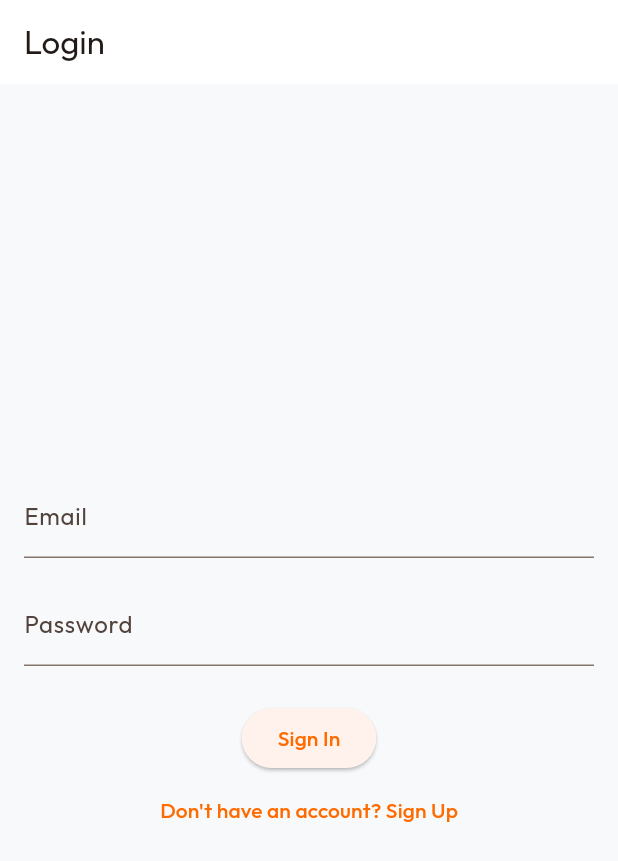
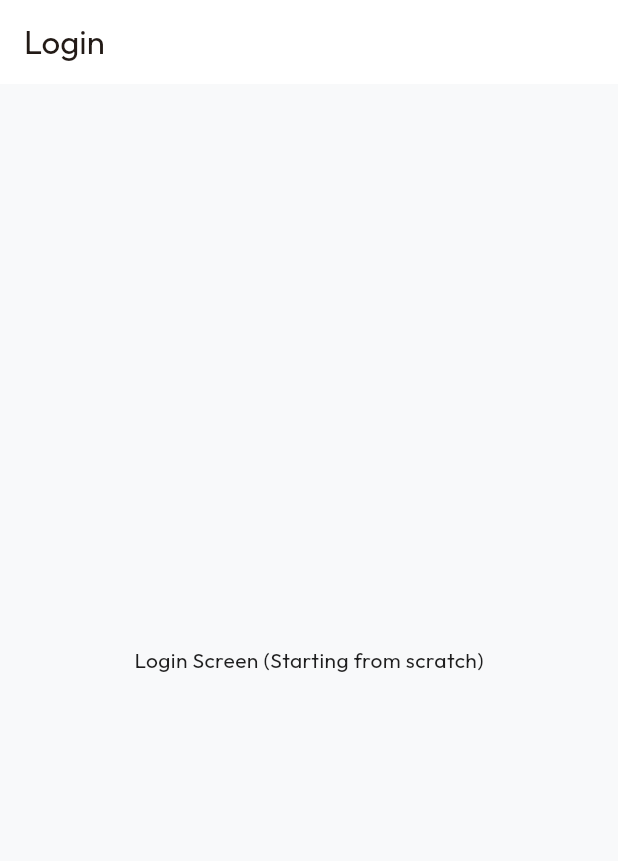
Before and after one commit to Hassan2317/Kabaza-Mw, a Flutter app: the screen it shows after launch, on a phone screen of 412 x 824 dp. Shown: the top 861 px of the screen. Run offline on Flutter 3.47's test engine with Material 3 defaults, Android fonts, the phone set to English and light mode, and no system bars; our stand-ins replace flutter_riverpod, google_fonts.

Commit message:
have completely removed everything related to Firebase from your Kabaza project

```diff
--- a/lib/auth/auth_gate.dart
+++ /dev/null
@@ -1,29 +0,0 @@
-import 'package:flutter/material.dart';
-import 'package:flutter_riverpod/flutter_riverpod.dart';
-import 'auth_service.dart';
-import 'login_screen.dart';
-import 'role_selection_screen.dart';
-
-class AuthGate extends ConsumerWidget {
-  const AuthGate({super.key});
-
-  @override
-  Widget build(BuildContext context, WidgetRef ref) {
-    final authStateAsync = ref.watch(authStateChangesProvider);
-
-    return authStateAsync.when(
-      data: (user) {
-        if (user != null) {
-          return const RoleSelectionScreen();
-        }
-        return const LoginScreen();
-      },
-      loading: () => const Scaffold(
-        body: Center(child: CircularProgressIndicator()),
-      ),
-      error: (e, trace) => Scaffold(
-        body: Center(child: Text('Authentication error: ${e.toString()}')),
-      ),
-    );
-  }
-}
--- a/lib/auth/auth_service.dart
+++ /dev/null
@@ -1,33 +0,0 @@
-import 'package:firebase_auth/firebase_auth.dart';
-import 'package:flutter_riverpod/flutter_riverpod.dart';
-
-final firebaseAuthProvider = Provider<FirebaseAuth>((ref) {
-  return FirebaseAuth.instance;
-});
-
-final authServiceProvider = Provider<AuthService>((ref) {
-  return AuthService(ref.watch(firebaseAuthProvider));
-});
-
-final authStateChangesProvider = StreamProvider<User?>((ref) {
-  return ref.watch(authServiceProvider).authStateChanges;
-});
-
-class AuthService {
-  final FirebaseAuth _firebaseAuth;
-  AuthService(this._firebaseAuth);
-
-  Stream<User?> get authStateChanges => _firebaseAuth.authStateChanges();
-
-  Future<void> signInWithEmailAndPassword(String email, String password) async {
-    await _firebaseAuth.signInWithEmailAndPassword(email: email, password: password);
-  }
-
-  Future<void> signUpWithEmailAndPassword(String email, String password) async {
-    await _firebaseAuth.createUserWithEmailAndPassword(email: email, password: password);
-  }
-
-  Future<void> signOut() async {
-    await _firebaseAuth.signOut();
-  }
-}
--- a/lib/auth/login_screen.dart
+++ b/lib/auth/login_screen.dart
@@ -1,89 +1,19 @@
 import 'package:flutter/material.dart';
-import 'package:flutter_riverpod/flutter_riverpod.dart';
-import 'auth_service.dart';
-import 'role_selection_screen.dart';
 
-class LoginScreen extends ConsumerStatefulWidget {
+class LoginScreen extends StatefulWidget {
   const LoginScreen({super.key});
 
   @override
-  ConsumerState<LoginScreen> createState() => _LoginScreenState();
+  State<LoginScreen> createState() => _LoginScreenState();
 }
 
-class _LoginScreenState extends ConsumerState<LoginScreen> {
-  final _emailController = TextEditingController();
-  final _passwordController = TextEditingController();
-  bool _isLoading = false;
-  bool _isSignUp = false;
-
-  Future<void> _submit() async {
-    setState(() => _isLoading = true);
-    try {
-      if (_isSignUp) {
-        await ref.read(authServiceProvider).signUpWithEmailAndPassword(
-              _emailController.text,
-              _passwordController.text,
-            );
-      } else {
-        await ref.read(authServiceProvider).signInWithEmailAndPassword(
-              _emailController.text,
-              _passwordController.text,
-            );
-      }
-
-      if (mounted) {
-        Navigator.of(context).pushReplacement(
-          MaterialPageRoute(builder: (_) => const RoleSelectionScreen()),
-        );
-      }
-    } catch (e) {
-      if (mounted) {
-        ScaffoldMessenger.of(context).showSnackBar(
-          SnackBar(content: Text(e.toString())),
-        );
-      }
-    } finally {
-      if (mounted) setState(() => _isLoading = false);
-    }
-  }
-
+class _LoginScreenState extends State<LoginScreen> {
   @override
   Widget build(BuildContext context) {
     return Scaffold(
-      appBar: AppBar(title: Text(_isSignUp ? 'Sign Up' : 'Login')),
-      body: Padding(
-        padding: const EdgeInsets.all(16.0),
-        child: Column(
-          mainAxisAlignment: MainAxisAlignment.center,
-          children: [
-            TextField(
-              controller: _emailController,
-              decoration: const InputDecoration(labelText: 'Email'),
-              keyboardType: TextInputType.emailAddress,
-            ),
-            const SizedBox(height: 16),
-            TextField(
-              controller: _passwordController,
-              decoration: const InputDecoration(labelText: 'Password'),
-              obscureText: true,
-            ),
-            const SizedBox(height: 24),
-            _isLoading
-                ? const CircularProgressIndicator()
-                : ElevatedButton(
-                    onPressed: _submit,
-                    child: Text(_isSignUp ? 'Register' : 'Sign In'),
-                  ),
-            TextButton(
-              onPressed: () => setState(() => _isSignUp = !_isSignUp),
-              child: Text(
-                _isSignUp
-                    ? 'Already have an account? Login'
-                    : 'Don\'t have an account? Sign Up',
-              ),
-            ),
-          ],
-        ),
+      appBar: AppBar(title: const Text('Login')),
+      body: const Center(
+        child: Text('Login Screen (Starting from scratch)'),
       ),
     );
   }
--- a/lib/main.dart
+++ b/lib/main.dart
@@ -1,17 +1,11 @@
 import 'package:flutter/material.dart';
 import 'package:flutter_riverpod/flutter_riverpod.dart';
-import 'package:firebase_core/firebase_core.dart';
-import 'firebase_options.dart';
 import 'core/theme/app_theme.dart';
-import 'auth/auth_gate.dart';
+import 'auth/login_screen.dart';
 
 void main() async {
   WidgetsFlutterBinding.ensureInitialized();
-  if (Firebase.apps.isEmpty) {
-    await Firebase.initializeApp(
-      options: DefaultFirebaseOptions.currentPlatform,
-    );
-  }
+
   runApp(const ProviderScope(child: KabazaApp()));
 }
 
@@ -24,7 +18,7 @@ class KabazaApp extends StatelessWidget {
       title: 'Kabaza - Safe Travel',
       debugShowCheckedModeBanner: false,
       theme: AppTheme.lightTheme,
-      home: const AuthGate(),
+      home: const LoginScreen(),
     );
   }
 }
--- a/pubspec.yaml
+++ b/pubspec.yaml
@@ -37,8 +37,6 @@ dependencies:
   google_fonts: ^8.2.1
   image_picker: ^1.2.3
   flutter_riverpod: ^2.6.1
-  firebase_core: ^4.14.0
-  firebase_auth: ^6.6.1
 
 dev_dependencies:
   flutter_test:
```
Also changed, not shown: google-services.json (deleted, +0 -29 lines), lib/firebase_options.dart (deleted), pubspec.lock, 4 other files.
